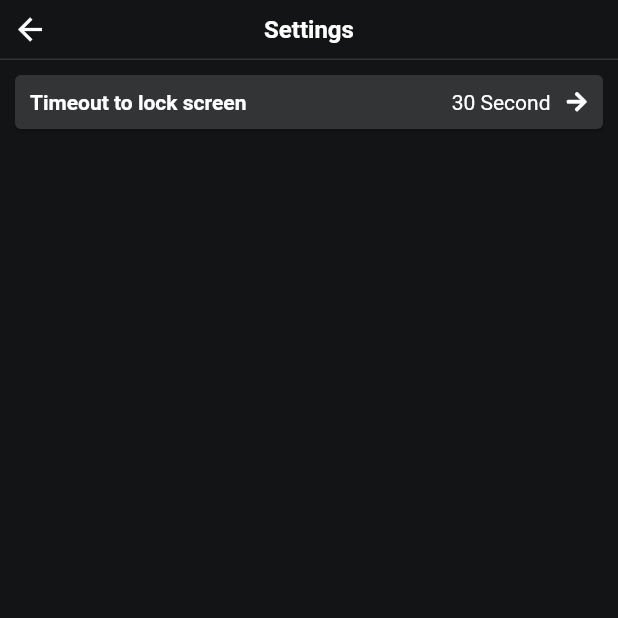
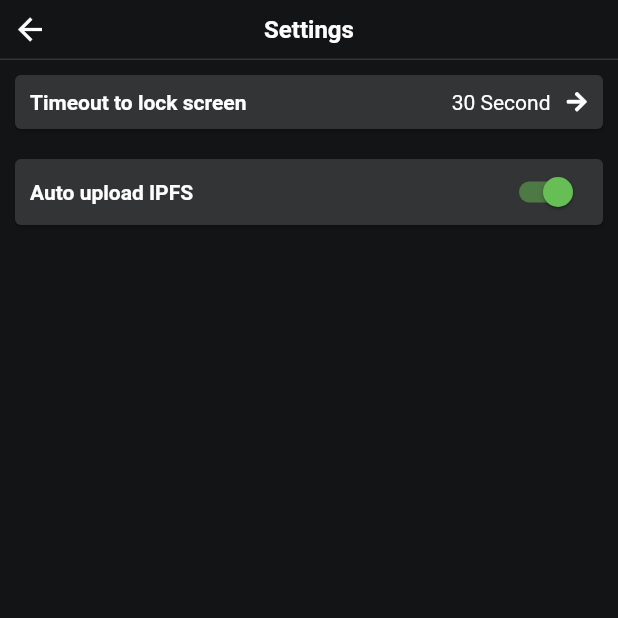
Before and after one commit to zhongxuqi/ipfspass, a Flutter app: the SettingsPage screen opened directly, on a phone screen of 412 x 824 dp, the top half of it. Run offline on Flutter 3.47's test engine with Material 2 defaults, Android fonts, the phone set to English and light mode, and no system bars; our stand-ins replace dio, fluttertoast, local_auth, numberpicker, permission_handler, shared_preferences and 1 more; missing offline and left inert: flutter_qr_reader, lpinyin, otp; accounts and stored records are empty.

Commit message:
add auto upload ipfs

```diff
--- a/app/lib/components/ContentTopBar.dart
+++ b/app/lib/components/ContentTopBar.dart
@@ -5,7 +5,7 @@ import '../common/types.dart';
 import '../utils/localization.dart';
 
 class ContentTopBarAction {
-  final Text text;
+  final Widget text;
   final VoidCallback onClickListener;
 
   ContentTopBarAction({@required this.text, @required this.onClickListener});
--- a/app/lib/components/FragmentContent.dart
+++ b/app/lib/components/FragmentContent.dart
@@ -1,4 +1,3 @@
-import 'dart:convert';
 import 'package:app/utils/content.dart';
 import 'package:app/utils/iconfonts.dart';
 import 'package:app/utils/store.dart';
@@ -429,7 +428,6 @@ class FragmentContentState extends State<FragmentContent> {
                                   var masterPassword = await StoreUtils.getMasterPassword();
                                   var contentInfo = await convert2ContentInfo(masterPassword, item);
                                   IPFSUtils.uploadIPFS(contentInfo.encrypted_data).then((resp) async {
-                                    // print("===>>> ${resp.data['Name']}");
                                     item.content_id = resp.data['Name'];
                                     var masterPassword = await StoreUtils.getMasterPassword();
                                     var contentInfo = await convert2ContentInfo(masterPassword, item);
--- a/app/lib/settings.dart
+++ b/app/lib/settings.dart
@@ -15,6 +15,7 @@ class SettingsPage extends StatefulWidget {
 class SettingsPageState extends State<SettingsPage> {
   final GlobalKey<ScaffoldState> _scaffoldKey = new GlobalKey<ScaffoldState>();
   int lockTimeout = 30;
+  bool autoUploadIPFS = false;
 
   @override
   void initState() {
@@ -24,6 +25,7 @@ class SettingsPageState extends State<SettingsPage> {
 
   void initData() async {
     lockTimeout = await StoreUtils.getLockScreen();
+    autoUploadIPFS = await StoreUtils.getAutoUploadIPFS();
     setState(() {});
   }
 
@@ -93,6 +95,39 @@ class SettingsPageState extends State<SettingsPage> {
                     onTap: () {
                       showTimeoutDailog();
                     },
+                  ),
+                  Card(
+                    elevation: 1.0,
+                    color: ColorUtils.themeLightColor,
+                    margin: EdgeInsets.fromLTRB(10.0, 10.0, 10.0, 10.0),
+                    child: Container(
+                      padding: EdgeInsets.symmetric(horizontal: 10.0, vertical: 2.0),
+                      child: Row(
+                        children: <Widget>[
+                          Expanded(
+                            flex: 1,
+                            child: Text(
+                              AppLocalizations.of(context).getLanguageText('auto_upload_ipfs'),
+                              style: TextStyle(
+                                fontSize: 14.0,
+                                fontWeight: FontWeight.bold,
+                                color: Colors.white,
+                              ),
+                            ),
+                          ),
+                          Switch(
+                            activeColor: ColorUtils.green,
+                            materialTapTargetSize: MaterialTapTargetSize.shrinkWrap,
+                            value: autoUploadIPFS,
+                            onChanged: (newValue) async {
+                              await StoreUtils.setAutoUploadIPFS(newValue);
+                              autoUploadIPFS = newValue;
+                              setState(() {});
+                            },
+                          ),
+                        ],
+                      ),
+                    ),
                   ),
                 ]
               ),
--- a/app/lib/utils/iconfonts.dart
+++ b/app/lib/utils/iconfonts.dart
@@ -23,4 +23,5 @@ class IconFonts {
   static const IconData add = IconData(0xe6fa, fontFamily: 'iconfont');
   static const IconData online = IconData(0xe65e, fontFamily: 'iconfont');
   static const IconData offline = IconData(0xe64d, fontFamily: 'iconfont');
+  static const IconData upload = IconData(0xe8e9, fontFamily: 'iconfont');
 }
--- a/app/lib/utils/localization.dart
+++ b/app/lib/utils/localization.dart
@@ -312,6 +312,14 @@ class AppLocalizations {
       "en": 'Upload IPFS',
       "zh": '上传IPFS',
     },
+    "auto_upload_ipfs": {
+      "en": "Auto upload IPFS",
+      "zh": "自动上传IPFS",
+    },
+    "uploading": {
+      "en": "Uploading...",
+      "zh": "上传中..."
+    },
   };
 
   String getLanguageText(String textID) {
--- a/app/lib/utils/store.dart
+++ b/app/lib/utils/store.dart
@@ -78,4 +78,16 @@ class StoreUtils {
     if (t == null) return 30;
     return t;
   }
+
+  static const AutoUploadIPFSKey = "auto_upload_ipfs";
+  static setAutoUploadIPFS(bool enable) async {
+    var sharedPreference = await SharedPreferences.getInstance();
+    sharedPreference.setBool(AutoUploadIPFSKey, enable);
+  }
+  static Future<bool> getAutoUploadIPFS() async {
+    var sharedPreference = await SharedPreferences.getInstance();
+    var v = sharedPreference.getBool(AutoUploadIPFSKey);
+    if (v == null) return true;
+    return v;
+  }
 }
```
Also changed, not shown: app/lib/content.dart (+37 -36 lines), app/fonts/iconfont.ttf.
